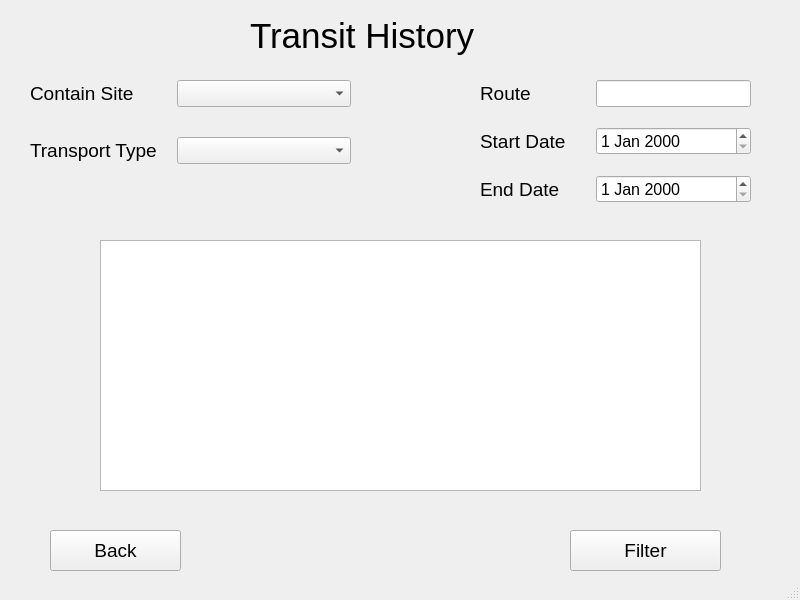
Before: the Qt Designer form UI/user_transit_history.ui in BellaMENG/Atlanta-Beltline, drawn with Qt 5.
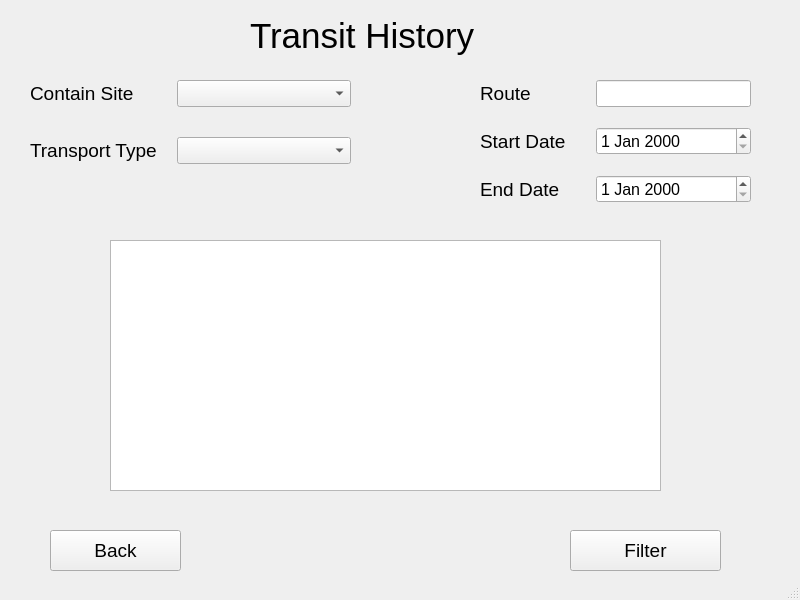
After: the same form once the commit is applied.

What changed in the file:
```diff
--- a/UI/user_transit_history.ui
+++ b/UI/user_transit_history.ui
@@ -209,12 +209,12 @@
      <string>Back</string>
     </property>
    </widget>
-   <widget class="QTableView" name="tableView">
+   <widget class="QTableWidget" name="tableWidget">
     <property name="geometry">
      <rect>
-      <x>100</x>
+      <x>110</x>
       <y>240</y>
-      <width>601</width>
+      <width>551</width>
       <height>251</height>
      </rect>
     </property>
```
